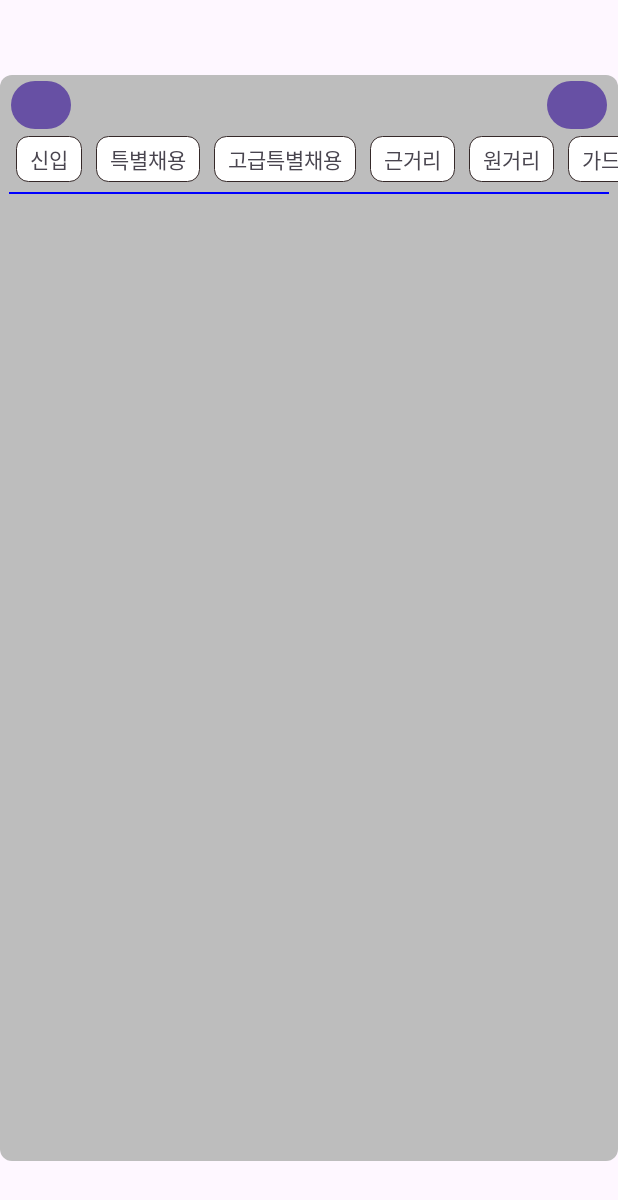
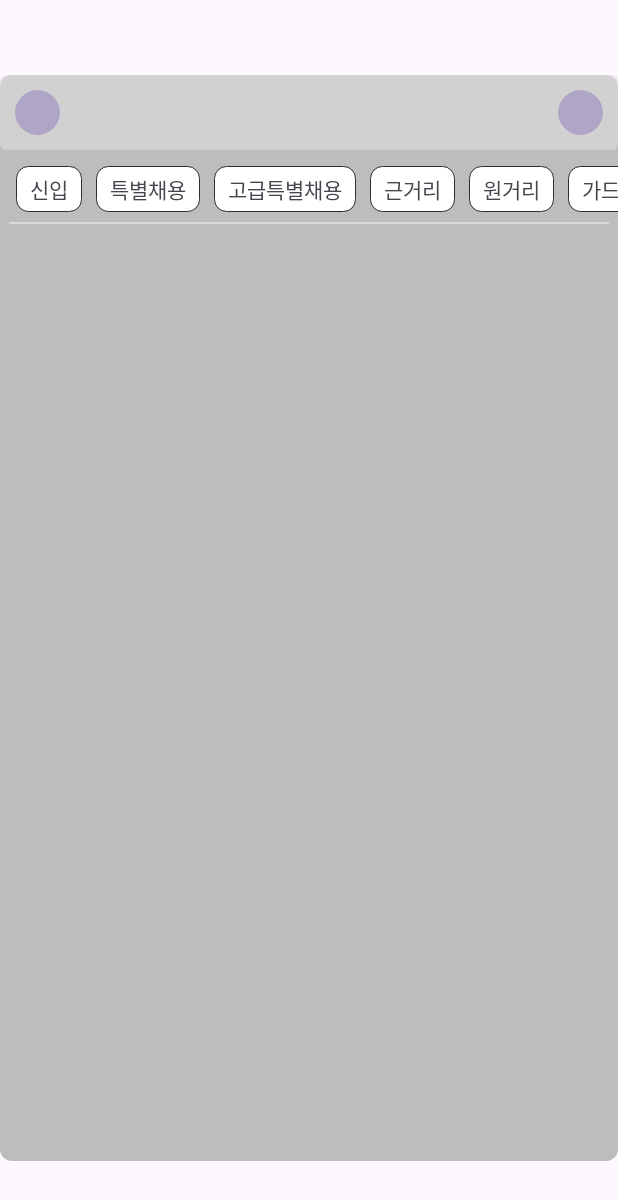
Before and after one commit to jge4786/ArknightsRecruitment, an Android app: the layout overlay_result_view.xml on its own in the app's theme, with its tools: preview values and no code run, on a phone screen of 412 x 824 dp. Shown: the top 1200 px of the screen. Run offline under Robolectric (Android 15) with nearby library versions, the phone set to English and light mode, and no system bars.

Commit message:
0.3 - 드래그 바 추가 - UI 수정

```diff
--- a/app/build.gradle
+++ b/app/build.gradle
@@ -11,8 +11,8 @@ android {
         applicationId "com.jge.testapp2"
         minSdk 31
         targetSdk 33
-        versionCode 3
-        versionName "0.21"
+        versionCode 4
+        versionName "0.3"
 
         testInstrumentationRunner "androidx.test.runner.AndroidJUnitRunner"
     }
--- /dev/null
+++ b/app/src/main/res/drawable/button_background.xml
@@ -0,0 +1,9 @@
+<?xml version="1.0" encoding="utf-8"?>
+<shape xmlns:android="http://schemas.android.com/apk/res/android">
+    <solid android:color="#CACACA" />
+
+    <stroke
+        android:width="0.5dp"
+        android:color="#C1C1C1" />
+    <corners android:radius="24dp" />
+</shape>
--- a/app/src/main/res/drawable/drag_bar.xml
+++ b/app/src/main/res/drawable/drag_bar.xml
@@ -1,6 +1,6 @@
 <?xml version="1.0" encoding="utf-8"?>
 <shape xmlns:android="http://schemas.android.com/apk/res/android">
-    <solid android:color="#000000" />
+    <solid android:color="#99DFDFDF" />
 
     <corners android:radius="4dp" />
 </shape>
--- a/app/src/main/res/layout/overlay_result_view.xml
+++ b/app/src/main/res/layout/overlay_result_view.xml
@@ -6,26 +6,34 @@
     android:layout_marginVertical="50dp"
     >
 
-        <Button
-            android:id="@+id/overlayCloseButton"
-            android:layout_width="40dp"
-            android:layout_height="40dp"
-            android:layout_marginLeft="7dp"
-            android:text="-" />
+    <Button
+        android:id="@+id/overlayCloseButton"
+        android:layout_width="30dp"
+        android:layout_height="30dp"
+        android:layout_marginLeft="10dp"
+        android:layout_marginTop="10dp"
+        android:background="@drawable/button_background"
+        android:text="-"
+        android:textAlignment="center" />
 
-        <Button
-            android:id="@+id/appCloseButton"
-            android:layout_width="40dp"
-            android:layout_height="40dp"
-            android:layout_alignParentEnd="true"
-            android:layout_marginEnd="7dp"
-            android:text="X" />
+    <Button
+        android:id="@+id/appCloseButton"
+        android:layout_width="30dp"
+        android:layout_height="30dp"
+        android:layout_alignParentEnd="true"
+        android:layout_marginEnd="10dp"
+        android:layout_marginTop="10dp"
+        android:background="@drawable/button_background"
+        android:text="x"
+        android:textAlignment="center" />
+
 
     <ScrollView
         android:layout_width="match_parent"
         android:layout_height="wrap_content"
         android:id="@+id/mainScrollView"
         android:scrollbars="none"
+        android:clickable="false"
         >
         <LinearLayout
             android:layout_width="match_parent"
@@ -35,7 +43,7 @@
             <View
                 android:background="#00FFFFFF"
                 android:layout_width="match_parent"
-                android:layout_height="40dp"
+                android:layout_height="60dp"
                 />
 
             <HorizontalScrollView
@@ -726,7 +734,7 @@
             <View
                 android:layout_width="match_parent"
                 android:layout_height="1dp"
-                android:background="#00F"
+                android:background="#DADADA"
                 android:layout_margin="6dp"
                 />
 
@@ -749,4 +757,11 @@
         </LinearLayout>
     </ScrollView>
 
+    <View
+        android:layout_width="match_parent"
+        android:layout_height="50dp"
+        android:id="@+id/dragView"
+        android:background="@drawable/drag_bar"
+        android:layout_alignParentTop="true"
+        />
 </RelativeLayout>
```
Also changed, not shown: app/src/main/java/com/jge/testapp2/Drawer.kt (added, +15 -0 lines), app/src/main/java/com/jge/testapp2/OverlayService.kt (+46 -75 lines).
